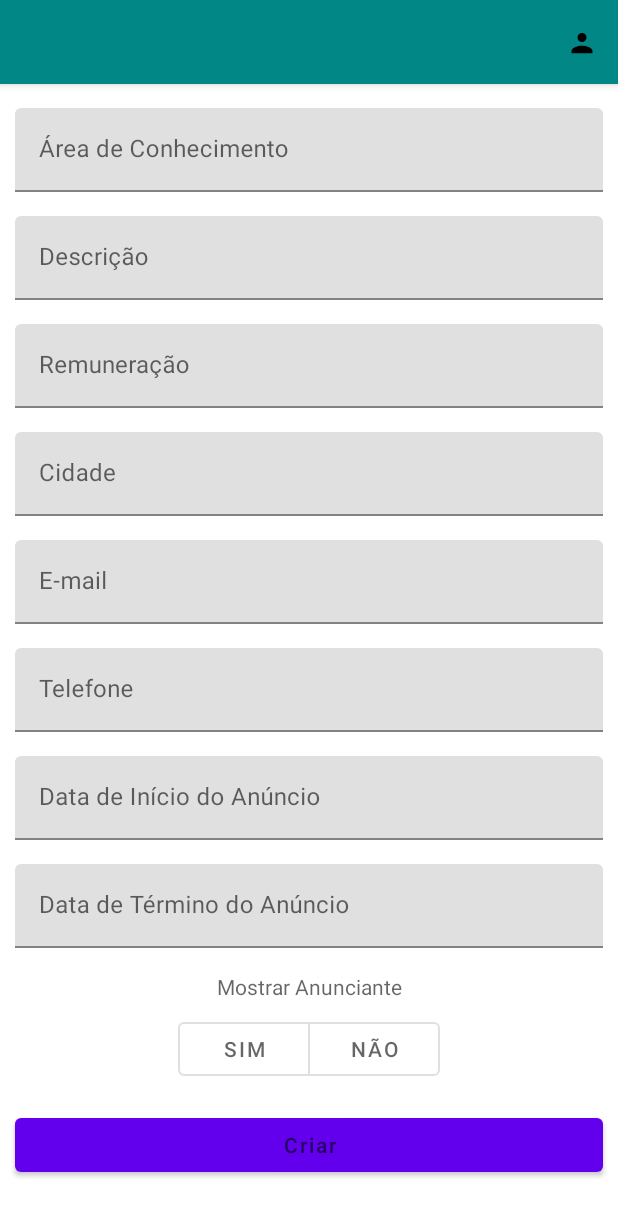
After one commit to DiegoManucci/UNAERP-Desafio-5-Etapa, an Android app: the fragment CriarVagaFragment placed in its activity, on a phone screen of 412 x 824 dp. The commit adds this screen. Shown: the top 1216 px of the screen. Run offline under Robolectric (Android 15) with nearby library versions, the phone set to English and light mode, and no system bars.

Commit message:
Page CriarVaga

```diff
--- a/app/app/src/main/java/com/unaerp/desafio/ListaVagasFragment.kt
+++ b/app/app/src/main/java/com/unaerp/desafio/ListaVagasFragment.kt
@@ -1,6 +1,8 @@
 package com.unaerp.desafio
 
+import android.content.Context
 import android.os.Bundle
+import android.util.Log
 import android.view.*
 import android.widget.SearchView
 import androidx.appcompat.view.menu.MenuView.ItemView
@@ -81,7 +83,6 @@ class ListaVagasFragment : Fragment() {
     private var sortDateState = false
 
     override fun onCreateView(inflater: LayoutInflater, container: ViewGroup?, savedInstanceState: Bundle?): View? {
-
         val rootView = inflater.inflate(R.layout.fragment_lista_vagas, container, false)
         recyclerView = rootView.findViewById(R.id.recycler_view_job_list)
         recyclerView.layoutManager = LinearLayoutManager(requireContext())
@@ -100,6 +101,14 @@ class ListaVagasFragment : Fragment() {
 
         val toolbar = view.findViewById<MaterialToolbar>(R.id.toolbar)
 
+        val sharedPreferences =  requireActivity().getSharedPreferences("prefs", Context.MODE_PRIVATE)
+        val role = sharedPreferences.getString("ROLE", "nenhum")
+
+        if(role != "anunciante"){
+            val createItem = toolbar.menu.findItem(R.id.action_create)
+            createItem.isVisible = false
+        }
+
         toolbar.setOnMenuItemClickListener { menuItem ->
             when (menuItem.itemId) {
                 R.id.action_sort -> {
@@ -110,6 +119,13 @@ class ListaVagasFragment : Fragment() {
                 R.id.action_profile -> {
                     val transaction = requireActivity().supportFragmentManager.beginTransaction()
                     transaction.replace(R.id.fragment_content, PerfilFragment())
+                    transaction.addToBackStack(null)
+                    transaction.commit()
+                    true
+                }
+                R.id.action_create -> {
+                    val transaction = requireActivity().supportFragmentManager.beginTransaction()
+                    transaction.replace(R.id.fragment_content, CriarVagaFragment())
                     transaction.addToBackStack(null)
                     transaction.commit()
                     true
--- /dev/null
+++ b/app/app/src/main/res/drawable/ic_add.xml
@@ -0,0 +1,5 @@
+<vector android:height="24dp" android:tint="#000000"
+    android:viewportHeight="24" android:viewportWidth="24"
+    android:width="24dp" xmlns:android="http://schemas.android.com/apk/res/android">
+    <path android:fillColor="@android:color/white" android:pathData="M19,13h-6v6h-2v-6H5v-2h6V5h2v6h6v2z"/>
+</vector>
--- /dev/null
+++ b/app/app/src/main/res/layout/fragment_criar_vaga.xml
@@ -0,0 +1,211 @@
+<?xml version="1.0" encoding="utf-8"?>
+<ScrollView xmlns:android="http://schemas.android.com/apk/res/android"
+    xmlns:app="http://schemas.android.com/apk/res-auto"
+    xmlns:tools="http://schemas.android.com/tools"
+    android:layout_width="match_parent"
+    android:layout_height="match_parent">
+
+    <androidx.constraintlayout.widget.ConstraintLayout
+        android:layout_width="match_parent"
+        android:layout_height="match_parent"
+        android:layout_marginBottom="16dp">
+
+        <com.google.android.material.appbar.MaterialToolbar
+            android:id="@+id/toolbar"
+            android:layout_width="match_parent"
+            android:layout_height="?attr/actionBarSize"
+            android:background="@color/teal_700"
+            android:elevation="4dp"
+            app:layout_constraintTop_toTopOf="parent"
+            app:menu="@menu/menu"
+            app:titleTextColor="@android:color/white"></com.google.android.material.appbar.MaterialToolbar>
+
+        <com.google.android.material.textfield.TextInputLayout
+            android:id="@+id/area_layout"
+            android:layout_width="match_parent"
+            android:layout_height="wrap_content"
+            android:layout_below="@+id/toolbar"
+            android:layout_marginTop="16dp"
+            android:hint="Área de Conhecimento"
+            android:paddingHorizontal="10dp"
+            app:layout_constraintTop_toBottomOf="@+id/toolbar">
+
+            <com.google.android.material.textfield.TextInputEditText
+                android:id="@+id/area_input"
+                android:layout_width="match_parent"
+                android:layout_height="wrap_content"
+                android:singleLine="true" />
+        </com.google.android.material.textfield.TextInputLayout>
+
+        <com.google.android.material.textfield.TextInputLayout
+            android:id="@+id/descricao_layout"
+            android:layout_width="match_parent"
+            android:layout_height="wrap_content"
+            android:layout_below="@+id/toolbar"
+            android:layout_marginTop="16dp"
+            android:hint="Descrição"
+            android:paddingHorizontal="10dp"
+            app:layout_constraintTop_toBottomOf="@+id/area_layout">
+
+            <com.google.android.material.textfield.TextInputEditText
+                android:id="@+id/descricao_input"
+                android:layout_width="match_parent"
+                android:layout_height="wrap_content"
+                android:maxLines="2" />
+        </com.google.android.material.textfield.TextInputLayout>
+
+        <com.google.android.material.textfield.TextInputLayout
+            android:id="@+id/remuneracao_layout"
+            android:layout_width="match_parent"
+            android:layout_height="wrap_content"
+            android:layout_below="@+id/toolbar"
+            android:layout_marginTop="16dp"
+            android:hint="Remuneração"
+            android:paddingHorizontal="10dp"
+            app:layout_constraintTop_toBottomOf="@+id/descricao_layout">
+
+            <com.google.android.material.textfield.TextInputEditText
+                android:id="@+id/remuneracao_input"
+                android:layout_width="match_parent"
+                android:layout_height="wrap_content"
+                android:inputType="numberDecimal"
+                android:singleLine="true" />
+        </com.google.android.material.textfield.TextInputLayout>
+
+        <com.google.android.material.textfield.TextInputLayout
+            android:id="@+id/cidade_layout"
+            android:layout_width="match_parent"
+            android:layout_height="wrap_content"
+            android:layout_below="@+id/toolbar"
+            android:layout_marginTop="16dp"
+            android:hint="Cidade"
+            android:paddingHorizontal="10dp"
+            app:layout_constraintTop_toBottomOf="@+id/remuneracao_layout">
+
+            <com.google.android.material.textfield.TextInputEditText
+                android:id="@+id/cidade_input"
+                android:layout_width="match_parent"
+                android:layout_height="wrap_content"
+                android:singleLine="true" />
+        </com.google.android.material.textfield.TextInputLayout>
+
+        <com.google.android.material.textfield.TextInputLayout
+            android:id="@+id/email_layout"
+            android:layout_width="match_parent"
+            android:layout_height="wrap_content"
+            android:layout_below="@+id/toolbar"
+            android:layout_marginTop="16dp"
+            android:hint="E-mail"
+            android:paddingHorizontal="10dp"
+            app:layout_constraintTop_toBottomOf="@+id/cidade_layout">
+
+            <com.google.android.material.textfield.TextInputEditText
+                android:id="@+id/email_input"
+                android:layout_width="match_parent"
+                android:layout_height="wrap_content"
+                android:singleLine="true" />
+        </com.google.android.material.textfield.TextInputLayout>
+
+        <com.google.android.material.textfield.TextInputLayout
+            android:id="@+id/telefone_layout"
+            android:layout_width="match_parent"
+            android:layout_height="wrap_content"
+            android:layout_below="@+id/toolbar"
+            android:layout_marginTop="16dp"
+            android:hint="Telefone"
+            android:paddingHorizontal="10dp"
+            app:layout_constraintTop_toBottomOf="@+id/email_layout">
+
+            <com.google.android.material.textfield.TextInputEditText
+                android:id="@+id/telefone_input"
+                android:layout_width="match_parent"
+                android:layout_height="wrap_content"
+                android:singleLine="true" />
+        </com.google.android.material.textfield.TextInputLayout>
+
+        <com.google.android.material.textfield.TextInputLayout
+            android:id="@+id/dtinicio_layout"
+            android:layout_width="match_parent"
+            android:layout_height="wrap_content"
+            android:layout_below="@+id/toolbar"
+            android:layout_marginTop="16dp"
+            android:hint="Data de Início do Anúncio"
+            android:paddingHorizontal="10dp"
+            app:layout_constraintTop_toBottomOf="@+id/telefone_layout">
+
+            <com.google.android.material.textfield.TextInputEditText
+                android:id="@+id/dtinicio_input"
+                android:layout_width="match_parent"
+                android:layout_height="wrap_content"
+                android:inputType="date"
+                android:singleLine="true" />
+        </com.google.android.material.textfield.TextInputLayout>
+
+        <com.google.android.material.textfield.TextInputLayout
+            android:id="@+id/dtfim_layout"
+            android:layout_width="match_parent"
+            android:layout_height="wrap_content"
+            android:layout_below="@+id/toolbar"
+            android:layout_marginTop="16dp"
+            android:hint="Data de Término do Anúncio"
+            android:paddingHorizontal="10dp"
+            app:layout_constraintTop_toBottomOf="@+id/dtinicio_layout">
+
+            <com.google.android.material.textfield.TextInputEditText
+                android:id="@+id/dtfim_input"
+                android:layout_width="match_parent"
+                android:layout_height="wrap_content"
+                android:inputType="date"
+                android:singleLine="true" />
+        </com.google.android.material.textfield.TextInputLayout>
+
+        <TextView
+            android:id="@+id/textView"
+            android:layout_width="wrap_content"
+            android:layout_height="wrap_content"
+            android:layout_marginTop="16dp"
+            android:hint="Mostrar Anunciante"
+            app:layout_constraintEnd_toEndOf="parent"
+            app:layout_constraintStart_toStartOf="parent"
+            app:layout_constraintTop_toBottomOf="@+id/dtfim_layout" />
+
+        <com.google.android.material.button.MaterialButtonToggleGroup
+            android:id="@+id/toggleButton"
+            android:layout_width="wrap_content"
+            android:layout_height="wrap_content"
+            android:layout_centerHorizontal="true"
+            android:layout_marginTop="8dp"
+            app:layout_constraintEnd_toEndOf="parent"
+            app:layout_constraintStart_toStartOf="parent"
+            app:layout_constraintTop_toBottomOf="@+id/textView"
+            app:singleSelection="true">
+
+            <Button
+                android:id="@+id/sim_button"
+                style="?attr/materialButtonOutlinedStyle"
+                android:layout_width="wrap_content"
+                android:layout_height="wrap_content"
+                android:text="Sim" />
+
+            <Button
+                android:id="@+id/nao_button"
+                style="?attr/materialButtonOutlinedStyle"
+                android:layout_width="wrap_content"
+                android:layout_height="wrap_content"
+                android:text="Não" />
+        </com.google.android.material.button.MaterialButtonToggleGroup>
+
+        <com.google.android.material.button.MaterialButton
+            android:id="@+id/criarButton"
+            android:layout_width="match_parent"
+            android:layout_height="wrap_content"
+            android:layout_marginHorizontal="10dp"
+            android:layout_marginTop="16dp"
+            android:hint="Criar"
+            app:layout_constraintBottom_toBottomOf="parent"
+            app:layout_constraintTop_toBottomOf="@+id/toggleButton"
+            tools:layout_editor_absoluteX="10dp" />
+
+    </androidx.constraintlayout.widget.ConstraintLayout>
+
+</ScrollView>
--- a/app/app/src/main/res/menu/menu.xml
+++ b/app/app/src/main/res/menu/menu.xml
@@ -14,6 +14,11 @@
         android:title="Ordenar por data"
         app:showAsAction="ifRoom|collapseActionView"/>
     <item
+        android:id="@+id/action_create"
+        android:icon="@drawable/ic_add"
+        android:title="Criar anúncio"
+        app:showAsAction="ifRoom|collapseActionView"/>
+    <item
         android:id="@+id/action_profile"
         android:icon="@drawable/ic_profile"
         android:title="Perfil"
```
Also changed, not shown: app/app/src/main/java/com/unaerp/desafio/CriarVagaFragment.kt (added, +208 -0 lines), app/app/src/main/java/com/unaerp/desafio/LoginActivity.kt (+32 -4 lines), app/app/src/main/res/drawable/bg_filter.xml (deleted, +0 -7 lines), app/app/src/main/res/layout/activity_login.xml (+4 -6 lines).
